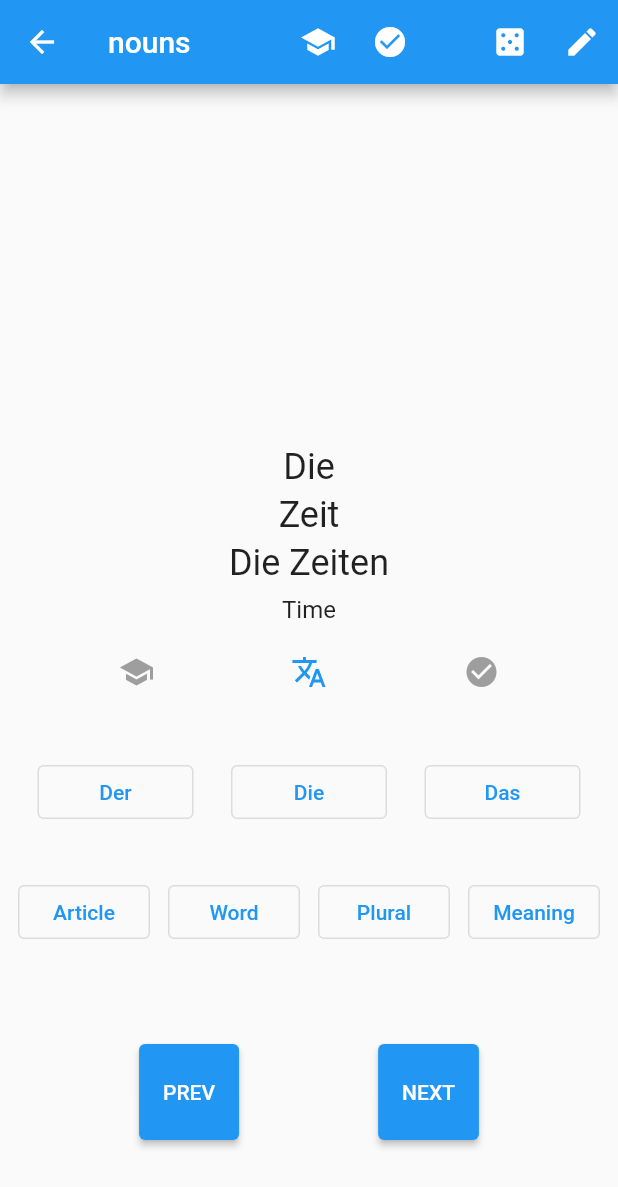
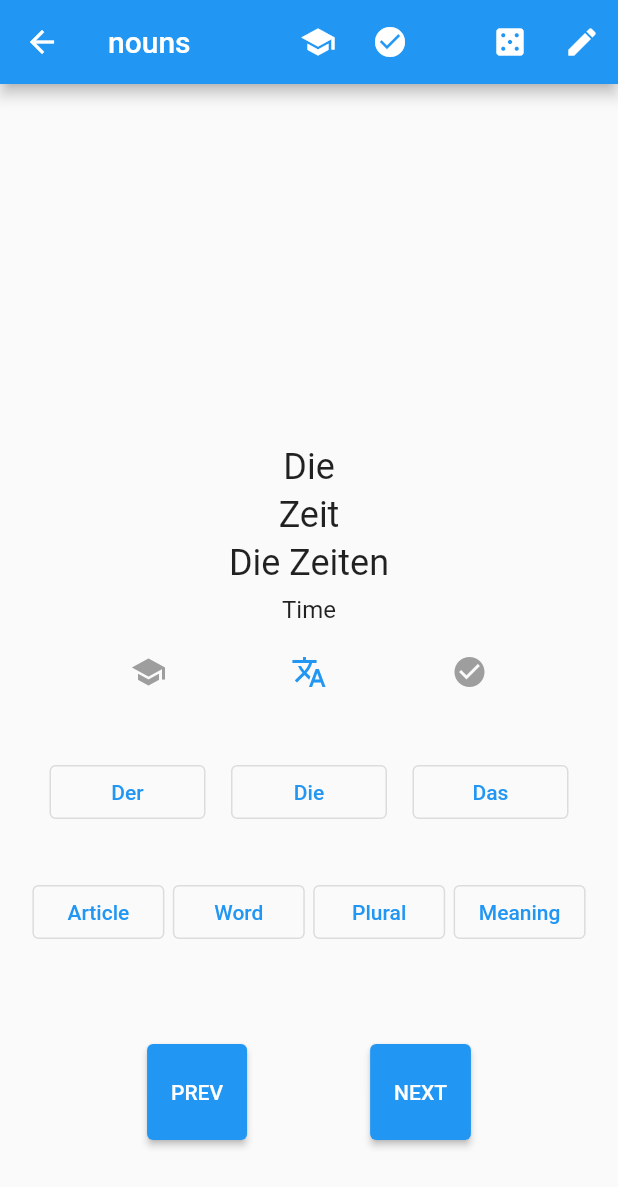
Before and after one commit to go-maxus-go/german_words, a Flutter app: the NounsScreen screen opened directly, on a phone screen of 412 x 824 dp. Shown: the top 1187 px of the screen. Run offline on Flutter 3.47's test engine with Material 2 defaults, Android fonts, the phone set to English and light mode, and no system bars; our stand-ins replace shared_preferences; accounts and stored records are empty.

Commit message:
paddings

```diff
--- a/lib/common_screen.dart
+++ b/lib/common_screen.dart
@@ -94,6 +94,8 @@ class _CommonScreenState extends State<CommonScreen> {
         ],
       ),
       body: Center(
+        child: Container(
+          padding: EdgeInsets.only(left: 16, right: 16),
           child: Column(
             mainAxisAlignment: MainAxisAlignment.end,
             children: [
@@ -224,6 +226,7 @@ class _CommonScreenState extends State<CommonScreen> {
             ],
           ),
         ),
+      ),
     );
   }
 
--- a/lib/nouns_screen.dart
+++ b/lib/nouns_screen.dart
@@ -90,6 +90,8 @@ class _NounsScreenState extends State<NounsScreen> {
         ],
       ),
       body: Center(
+        child: Container(
+          padding: EdgeInsets.only(left: 16, right: 16),
           child: Column(
             mainAxisAlignment: MainAxisAlignment.end,
             children: [
@@ -236,8 +238,9 @@ class _NounsScreenState extends State<NounsScreen> {
                           "Article",
                           style: TextStyle(
                             color: _showArticle ? null : Colors.grey,
-                          decoration:
-                              _showArticle ? null : TextDecoration.lineThrough,
+                            decoration: _showArticle
+                                ? null
+                                : TextDecoration.lineThrough,
                           ),
                         ),
                       ),
@@ -320,6 +323,7 @@ class _NounsScreenState extends State<NounsScreen> {
               ),
               SizedBox(height: 64),
             ],
+          ),
         ),
       ),
     );
```
Lines whose indentation alone changed are shown as unchanged.
